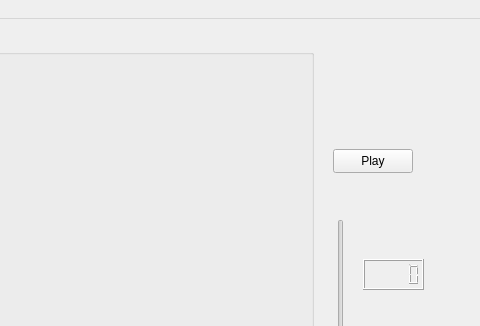
Before: the Qt Designer form ui/mainwindow.ui in maksPodstawski/qt-video-editor, drawn with Qt 5; both pictures show x 817 to 1297 and y 0 to 326 of the 1297 by 747 pixel window.
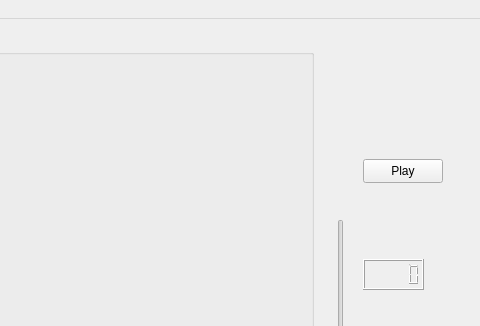
After: the same form once the commit is applied.

```diff
--- a/ui/mainwindow.ui
+++ b/ui/mainwindow.ui
@@ -37,19 +37,6 @@
      </rect>
     </property>
    </widget>
-   <widget class="QPushButton" name="playPauseButton">
-    <property name="geometry">
-     <rect>
-      <x>1150</x>
-      <y>130</y>
-      <width>80</width>
-      <height>24</height>
-     </rect>
-    </property>
-    <property name="text">
-     <string>Play</string>
-    </property>
-   </widget>
    <widget class="QPushButton" name="muteButton">
     <property name="geometry">
      <rect>
@@ -162,6 +149,19 @@
      </property>
     </widget>
    </widget>
+   <widget class="QPushButton" name="playPauseButton">
+    <property name="geometry">
+     <rect>
+      <x>1180</x>
+      <y>140</y>
+      <width>80</width>
+      <height>24</height>
+     </rect>
+    </property>
+    <property name="text">
+     <string>Play</string>
+    </property>
+   </widget>
   </widget>
   <widget class="QMenuBar" name="menubar">
    <property name="geometry">
```
